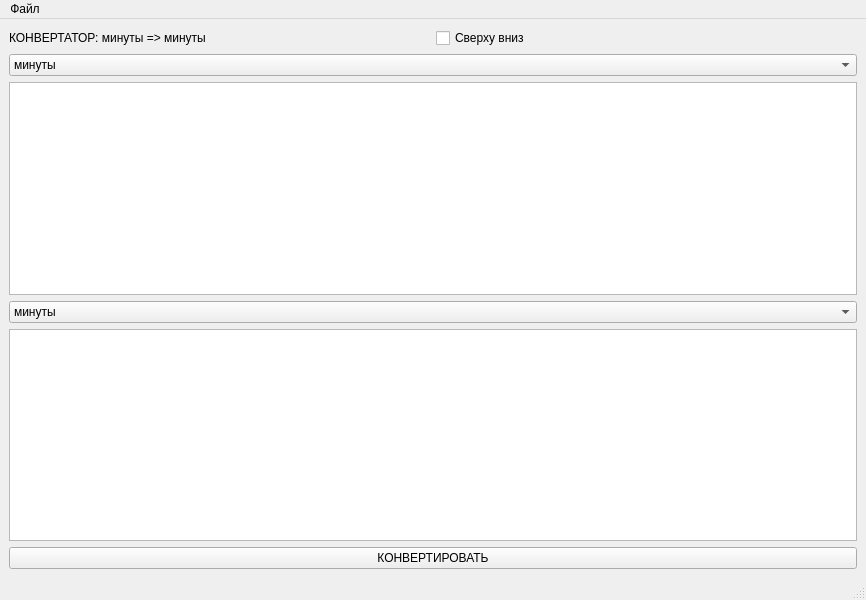
Above: laba1/mainwindow.ui from MariaShakuro/labs before the change. Below: the same form after it.
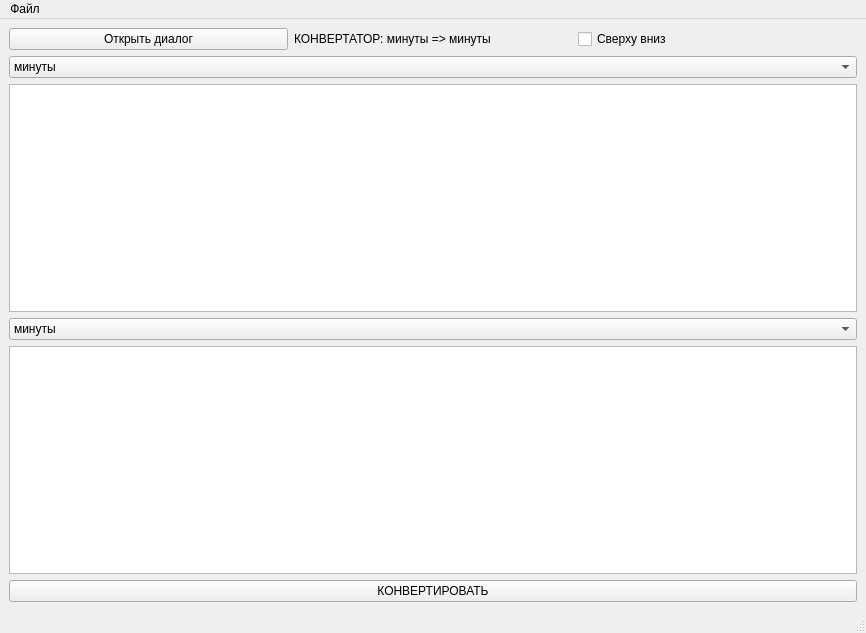
That is the form after the change.

Commit message: version with dialog

Diff of the .ui file:
```diff
--- a/laba1/mainwindow.ui
+++ b/laba1/mainwindow.ui
@@ -7,7 +7,7 @@
     <x>0</x>
     <y>0</y>
     <width>866</width>
-    <height>600</height>
+    <height>633</height>
    </rect>
   </property>
   <property name="windowTitle">
@@ -17,6 +17,13 @@
    <layout class="QGridLayout" name="gridLayout">
     <item row="1" column="1">
      <layout class="QHBoxLayout" name="horizontalLayout">
+      <item>
+       <widget class="QPushButton" name="pushButton">
+        <property name="text">
+         <string>Открыть диалог</string>
+        </property>
+       </widget>
+      </item>
       <item>
        <widget class="QLabel" name="label">
         <property name="text">
```
